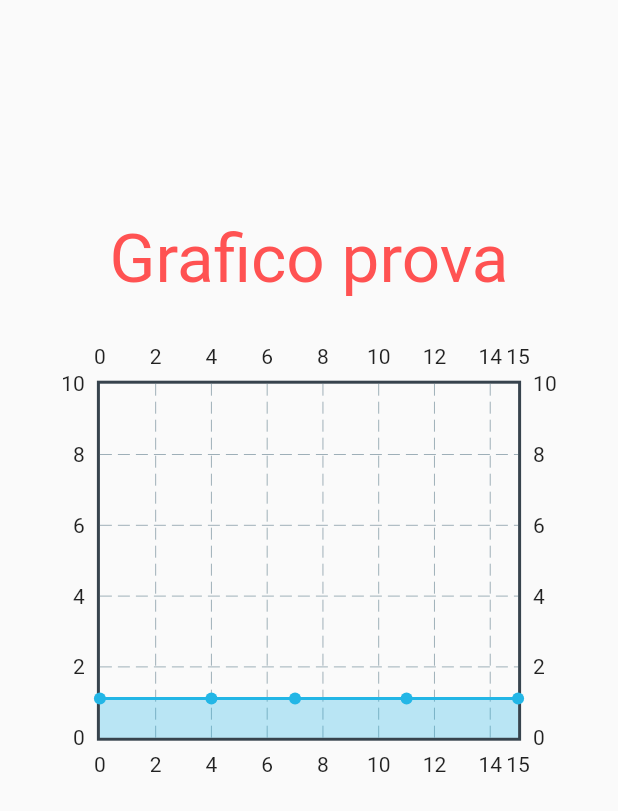
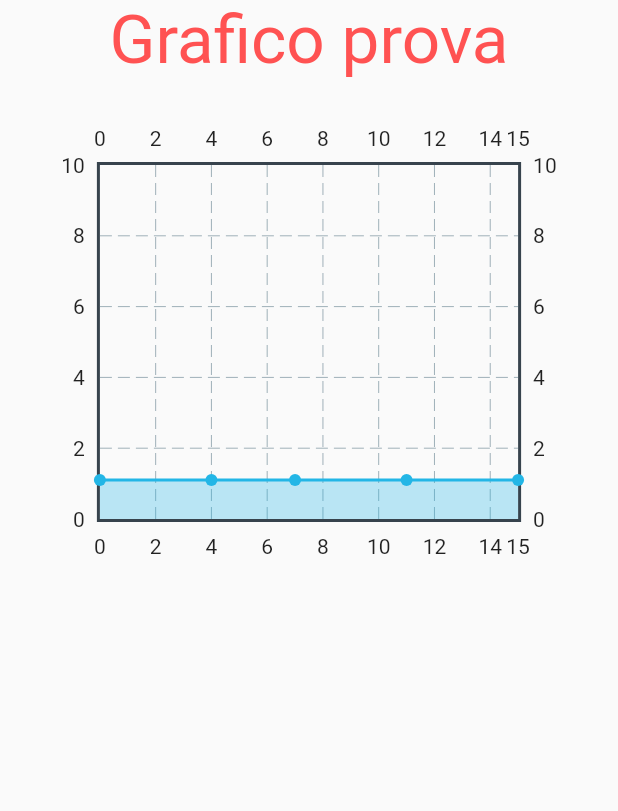
Before and after one commit to PwRAu/scraf_frontend, a Flutter app: the Graph widget shown alone on an empty page, opened directly, on a phone screen of 412 x 824 dp. Shown: the top 811 px of the screen. Run offline on Flutter 3.47's test engine with Material 2 defaults, Android fonts, the phone set to English and light mode, and no system bars; drawn by our look-alikes of fl_chart; missing offline and left inert: animated_icon_button.

Commit message:
fix mobile v1.3

```diff
--- a/lib/graph.dart
+++ b/lib/graph.dart
@@ -104,11 +104,10 @@ class Graph extends StatelessWidget{
       );
     }else{
       return Container(
-        padding: EdgeInsets.only(top:0),
         width: _width,
-        height: _height*0.9,
+        height: _height*0.85,
         child: Column(
-          mainAxisAlignment: MainAxisAlignment.center,
+          //mainAxisAlignment: MainAxisAlignment.center,
           children:[
             Container(
               width: _width*0.9,
```
